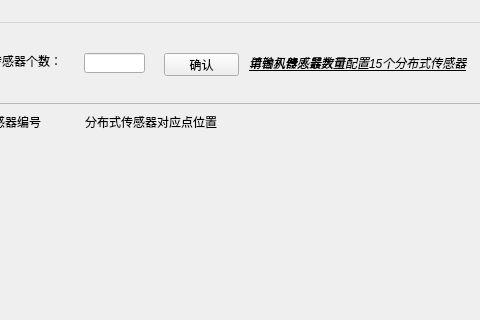
First picture: the form in fenbushi.ui, repository wangqi1994/gui_python_configuration-software, before the edit; both pictures show x 136 to 616 and y 0 to 320 of the 800 by 600 pixel window.
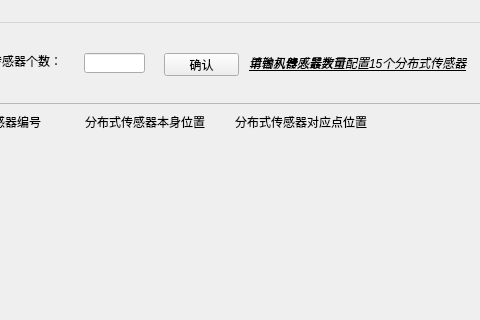
Second picture: the form after the edit.

```diff
--- a/fenbushi.ui
+++ b/fenbushi.ui
@@ -121,7 +121,7 @@
      <widget class="QLabel" name="fenbushi_loc2">
       <property name="geometry">
        <rect>
-        <x>170</x>
+        <x>320</x>
         <y>10</y>
         <width>161</width>
         <height>16</height>
@@ -131,6 +131,19 @@
        <string>分布式传感器对应点位置</string>
       </property>
      </widget>
+     <widget class="QLabel" name="fenbushi_loc2_2">
+      <property name="geometry">
+       <rect>
+        <x>170</x>
+        <y>10</y>
+        <width>140</width>
+        <height>16</height>
+       </rect>
+      </property>
+      <property name="text">
+       <string>分布式传感器本身位置</string>
+      </property>
+     </widget>
     </widget>
    </widget>
    <widget class="QLabel" name="hint_fenbushi">
```
